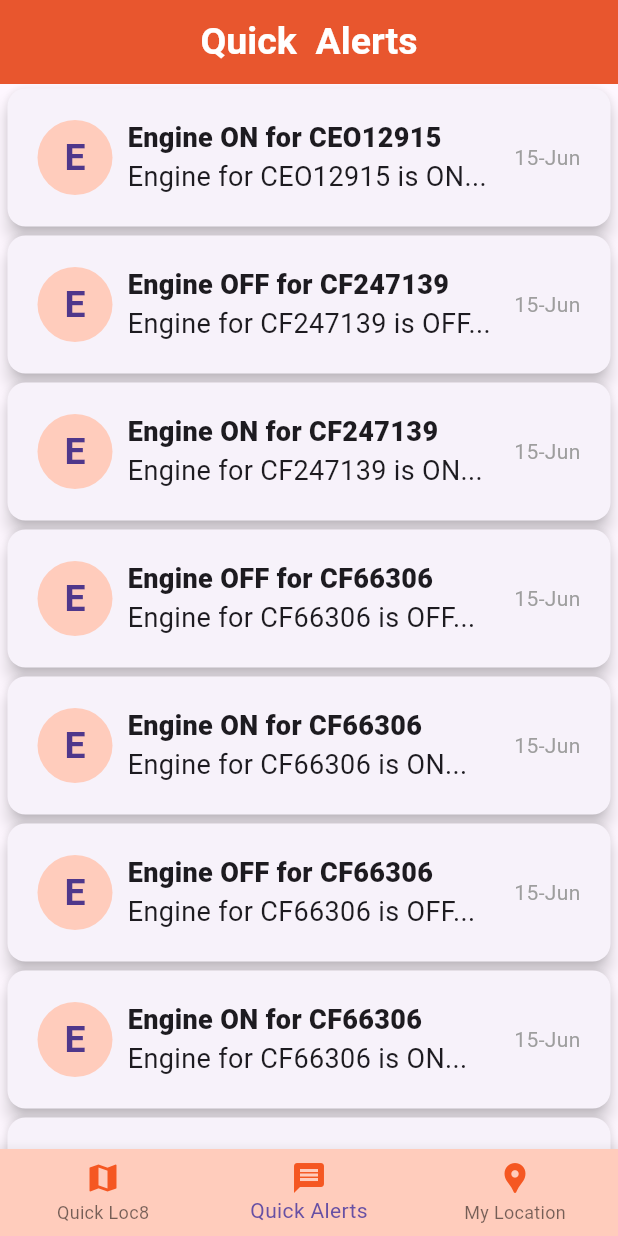
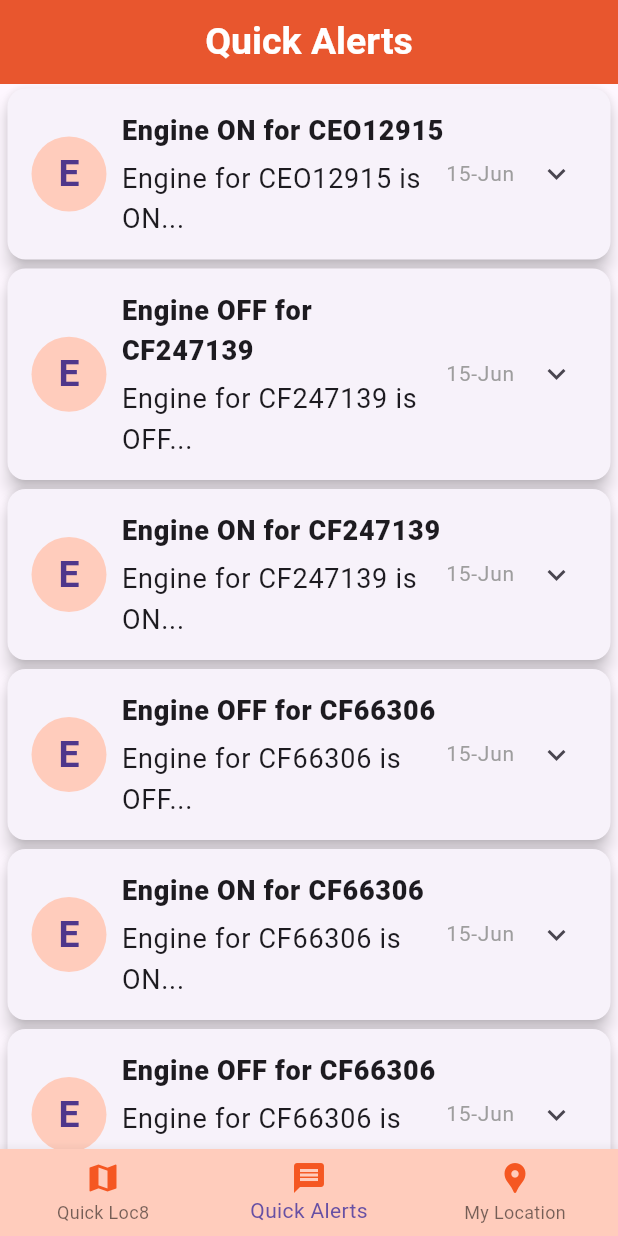
Before and after one commit to K-Magano/quickloc8, a Flutter app: the screen it shows after launch, item 2 of the bottom bar chosen, on a phone screen of 412 x 824 dp. Run offline on Flutter 3.47's test engine with Material 3 defaults, Android fonts, the phone set to English and light mode, and no system bars; our stand-ins replace flutter_svg_provider, geolocator, google_maps_flutter.

Commit message:
added a expand panel to the message screen

```diff
--- a/lib/UserLocation/user_location.dart
+++ b/lib/UserLocation/user_location.dart
@@ -37,6 +37,20 @@ class _UserLocationState extends State<UserLocation> {
   @override
   Widget build(BuildContext context) {
     return Scaffold(
+      appBar: AppBar(
+        title: const Text(
+          "My Location",
+          style: TextStyle(
+            color: Colors.white, // Change color as desired
+            fontSize: 25, // Adjust font size
+            fontFamily: 'Roboto', // Set desired font family
+            fontWeight: FontWeight.bold, // Adjust font weight
+          ),
+        ),
+        centerTitle: true,
+        backgroundColor: const Color(0xFFF55722),
+        elevation: 4,
+      ),
       body: SafeArea(
         child: Stack(
           children: [
--- a/lib/messageScreen/message_screen.dart
+++ b/lib/messageScreen/message_screen.dart
@@ -1,7 +1,11 @@
+/// The `MessageScreen` class is a Flutter widget that displays a list of messages loaded from a JSON
+/// file.
+/// The `import 'dart:convert';` statement is importing the `convert` library from the Dart SDK. This
+/// library provides functions for encoding and decoding JSON data. In this code, it is used to decode
+/// the JSON data loaded from a file into Dart objects.
 import 'dart:convert';
 import 'package:flutter/material.dart';
 import 'package:flutter/services.dart' as rootBundle;
-import 'package:quickloc8/MapScreen/map_screen.dart';
 import 'package:quickloc8/messageScreen/messages.dart';
 
 class MessageScreen extends StatefulWidget {
@@ -29,17 +33,17 @@ class _MessageScreenState extends State<MessageScreen> {
     return Scaffold(
       appBar: AppBar(
         title: const Text(
-          "Quick  Alerts",
+          "Quick Alerts",
           style: TextStyle(
-            color: Colors.white, // Change color as desired
-            fontSize: 25, // Adjust font size
-            fontFamily: 'Roboto', // Set desired font family
-            fontWeight: FontWeight.bold, // Adjust font weight
+            color: Colors.white,
+            fontSize: 25,
+            fontFamily: 'Roboto',
+            fontWeight: FontWeight.bold,
           ),
         ),
         centerTitle: true,
         backgroundColor: const Color(0xFFF55722),
-        elevation: 4, // Set border elevation
+        elevation: 4,
       ),
       body: FutureBuilder(
         future: ReadJsonFile(),
@@ -55,27 +59,27 @@ class _MessageScreenState extends State<MessageScreen> {
                   elevation: 5,
                   margin:
                       const EdgeInsets.symmetric(horizontal: 5, vertical: 3),
-                  child: Padding(
-                    padding: const EdgeInsets.all(20.0),
+                  child: ExpansionTile(
+                    title: Padding(
+                      padding: const EdgeInsets.symmetric(vertical: 5),
                       child: Row(
                         children: [
-                        // Avatar
                           const CircleAvatar(
                             backgroundColor: Color(0xFFFFCCBC),
                             radius: 25,
                             child: Text(
                               'E',
                               style: TextStyle(
-                                fontWeight: FontWeight.bold, fontSize: 25),
+                                fontWeight: FontWeight.bold,
+                                fontSize: 25,
+                              ),
                             ),
                           ),
                           const SizedBox(width: 10),
-                        // Details (Subject, Message)
                           Expanded(
                             child: Column(
                               crossAxisAlignment: CrossAxisAlignment.start,
                               children: [
-                              // Subject
                                 Text(
                                   items[index].subject.toString(),
                                   style: const TextStyle(
@@ -83,19 +87,17 @@ class _MessageScreenState extends State<MessageScreen> {
                                     fontSize: 18,
                                   ),
                                 ),
-                              // Message
+                                const SizedBox(height: 5),
                                 Text(
                                   _truncateText(
                                     items[index].message.toString(),
                                     5,
                                   ),
-                                overflow: TextOverflow.ellipsis,
                                   style: const TextStyle(fontSize: 18),
                                 ),
                               ],
                             ),
                           ),
-                        // Display (Date)
                           Text(
                             items[index].display.toString(),
                             style: const TextStyle(
@@ -105,6 +107,17 @@ class _MessageScreenState extends State<MessageScreen> {
                           ),
                         ],
                       ),
+                    ),
+                    children: [
+                      Padding(
+                        padding: const EdgeInsets.symmetric(
+                            horizontal: 20, vertical: 10),
+                        child: Text(
+                          items[index].message.toString(),
+                          style: const TextStyle(fontSize: 18),
+                        ),
+                      ),
+                    ],
                   ),
                 );
               },
@@ -117,7 +130,6 @@ class _MessageScreenState extends State<MessageScreen> {
         },
       ),
     );
-  }
   }
 
   String _truncateText(String text, int maxLength) {
@@ -132,3 +144,4 @@ String _truncateText(String text, int maxLength) {
       }
     }
   }
+}
--- a/pubspec.yaml
+++ b/pubspec.yaml
@@ -41,6 +41,7 @@ dependencies:
   geolocator: ^10.1.0
   flutter_svg_provider: ^1.0.7
   image: ^4.1.6
+  flutter_map_marker_cluster: ^1.3.4
 
 dev_dependencies:
   flutter_test:
```
Also changed, not shown: pubspec.lock. Lines whose indentation alone changed are shown as unchanged.
